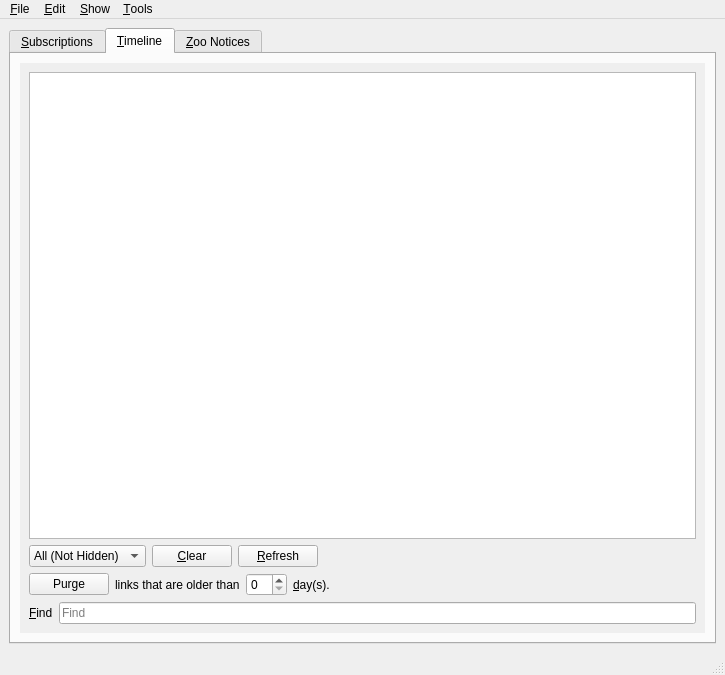
First picture: the form in branches/trunk/UI/spot-on-rss.ui, repository textbrowser/spot-on, before the edit.
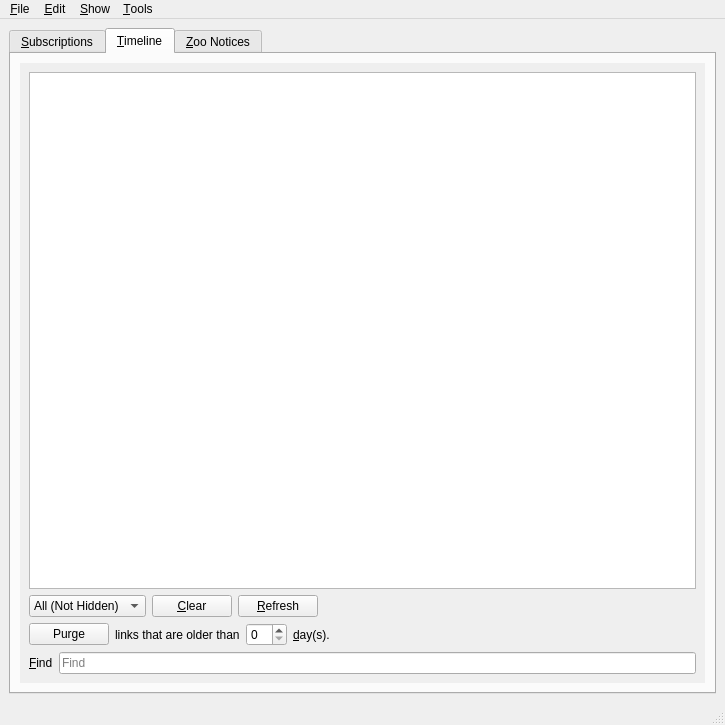
Second picture: the form after the edit. The open tabs and pages were chosen to show the change. Icons and pictures are not drawn. Custom widgets are drawn as their Qt base class.

Patch:
```diff
--- a/branches/trunk/UI/spot-on-rss.ui
+++ b/branches/trunk/UI/spot-on-rss.ui
@@ -7,7 +7,7 @@
     <x>0</x>
     <y>0</y>
     <width>725</width>
-    <height>675</height>
+    <height>725</height>
    </rect>
   </property>
   <property name="windowIcon">
@@ -540,7 +540,7 @@
              <x>0</x>
              <y>0</y>
              <width>693</width>
-             <height>563</height>
+             <height>582</height>
             </rect>
            </property>
            <layout class="QVBoxLayout" name="verticalLayout_6">
```
Left out of the diff: 2 changed lines with no effect on the pictures.
